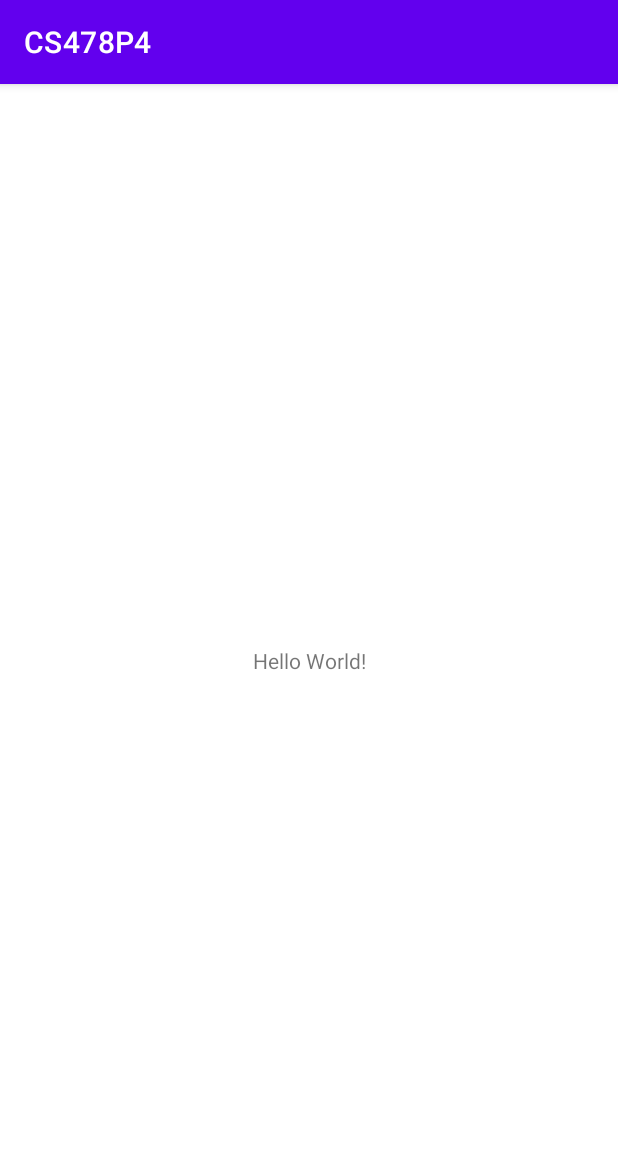
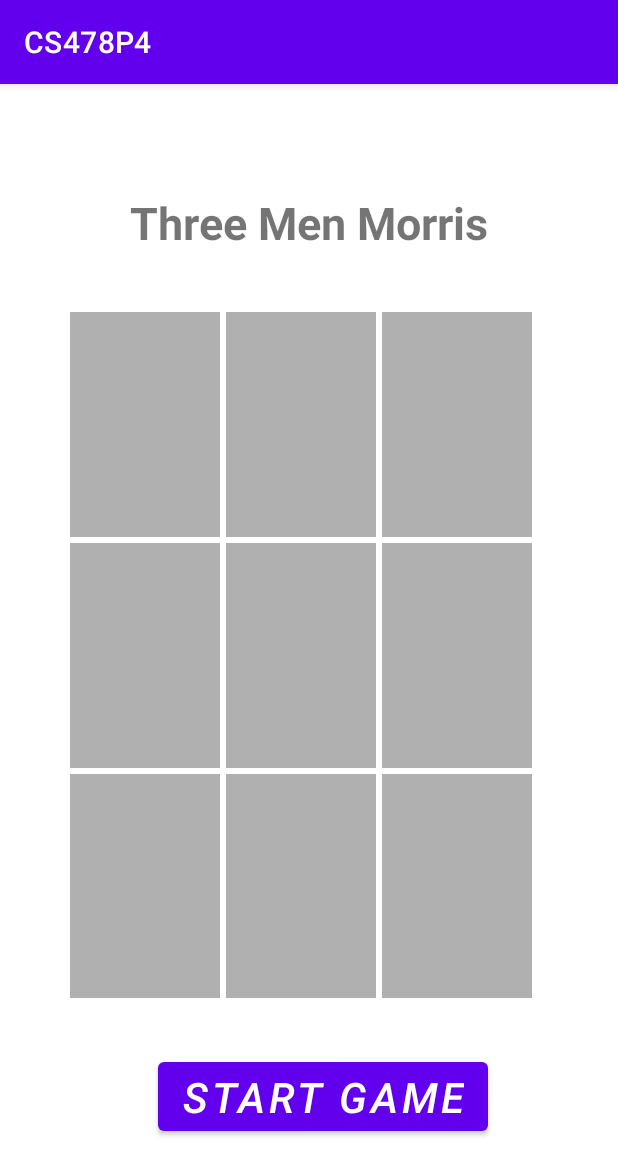
Before and after one commit to jtn3UIC/CS478P4, an Android app: the screen it shows after launch (MainActivity), on a phone screen of 412 x 824 dp. Shown: the top 1175 px of the screen. Run offline under Robolectric (Android 15) with nearby library versions, the phone set to English and light mode, and no system bars.

Commit message:
create ui

```diff
--- a/app/src/main/java/com/example/cs478p4/MainActivity.java
+++ b/app/src/main/java/com/example/cs478p4/MainActivity.java
@@ -10,5 +10,7 @@ public class MainActivity extends AppCompatActivity {
     protected void onCreate(Bundle savedInstanceState) {
         super.onCreate(savedInstanceState);
         setContentView(R.layout.activity_main);
+
+
     }
 }
--- a/app/src/main/res/layout/activity_main.xml
+++ b/app/src/main/res/layout/activity_main.xml
@@ -6,13 +6,122 @@
     android:layout_height="match_parent"
     tools:context=".MainActivity">
 
+
     <TextView
+        android:id="@+id/textView"
         android:layout_width="wrap_content"
         android:layout_height="wrap_content"
-        android:text="Hello World!"
+        android:layout_marginTop="72dp"
+        android:text="Three Men Morris"
+        android:textSize="30sp"
+        android:textStyle="bold"
+        app:layout_constraintLeft_toLeftOf="parent"
+        app:layout_constraintRight_toRightOf="parent"
+        app:layout_constraintTop_toTopOf="parent" />
+
+    <Button
+        android:id="@+id/status"
+        android:layout_width="wrap_content"
+        android:layout_height="wrap_content"
+        android:layout_marginBottom="64dp"
+        android:text="Start game"
+        android:textSize="28sp"
+        android:textStyle="italic"
         app:layout_constraintBottom_toBottomOf="parent"
         app:layout_constraintEnd_toEndOf="parent"
+        app:layout_constraintHorizontal_bias="0.55"
         app:layout_constraintStart_toStartOf="parent"
-        app:layout_constraintTop_toTopOf="parent" />
+        app:layout_constraintVertical_bias="0.725" />
+
+    <TableLayout
+        android:layout_width="323dp"
+        android:layout_height="459dp"
+        app:layout_constraintBottom_toTopOf="@+id/status"
+        app:layout_constraintEnd_toEndOf="parent"
+        app:layout_constraintStart_toStartOf="parent"
+        app:layout_constraintTop_toBottomOf="@+id/textView">
+
+        <TableRow>
+
+            <TextView
+                android:id="@+id/t1"
+                android:layout_width="100dp"
+                android:layout_height="150dp"
+                android:layout_margin="2dp"
+                android:background="#b0b0b0"
+                android:textColor="#000" />
+
+            <TextView
+                android:id="@+id/t2"
+                android:layout_width="100dp"
+                android:layout_height="150dp"
+                android:layout_margin="2dp"
+                android:background="#b0b0b0"
+                android:textColor="#000" />
+
+            <TextView
+                android:id="@+id/t3"
+                android:layout_width="100dp"
+                android:layout_height="150dp"
+                android:layout_margin="2dp"
+                android:background="#b0b0b0"
+                android:textColor="#000" />
+        </TableRow>
+
+        <TableRow>
+
+            <TextView
+                android:id="@+id/t4"
+                android:layout_width="100dp"
+                android:layout_height="150dp"
+                android:layout_margin="2dp"
+                android:background="#b0b0b0"
+                android:textColor="#000" />
+
+            <TextView
+                android:id="@+id/t5"
+                android:layout_width="100dp"
+                android:layout_height="150dp"
+                android:layout_margin="2dp"
+                android:background="#b0b0b0"
+                android:textColor="#000" />
+
+            <TextView
+                android:id="@+id/t6"
+                android:layout_width="100dp"
+                android:layout_height="150dp"
+                android:layout_margin="2dp"
+                android:background="#b0b0b0"
+                android:textColor="#000" />
+        </TableRow>
+        <TableRow>
+            <TextView
+                android:id="@+id/t7"
+                android:layout_width="100dp"
+                android:layout_height="150dp"
+                android:layout_margin="2dp"
+                android:background="#b0b0b0"
+                android:textColor="#000" />
+
+            <TextView
+                android:id="@+id/t8"
+                android:layout_width="100dp"
+                android:layout_height="150dp"
+                android:layout_margin="2dp"
+                android:background="#b0b0b0"
+                android:textColor="#000" />
+
+            <TextView
+                android:id="@+id/t9"
+                android:layout_width="100dp"
+                android:layout_height="150dp"
+                android:layout_margin="2dp"
+                android:background="#b0b0b0"
+                android:textColor="#000" />
+        </TableRow>
+
+
+
+    </TableLayout>
 
 </androidx.constraintlayout.widget.ConstraintLayout>
```
